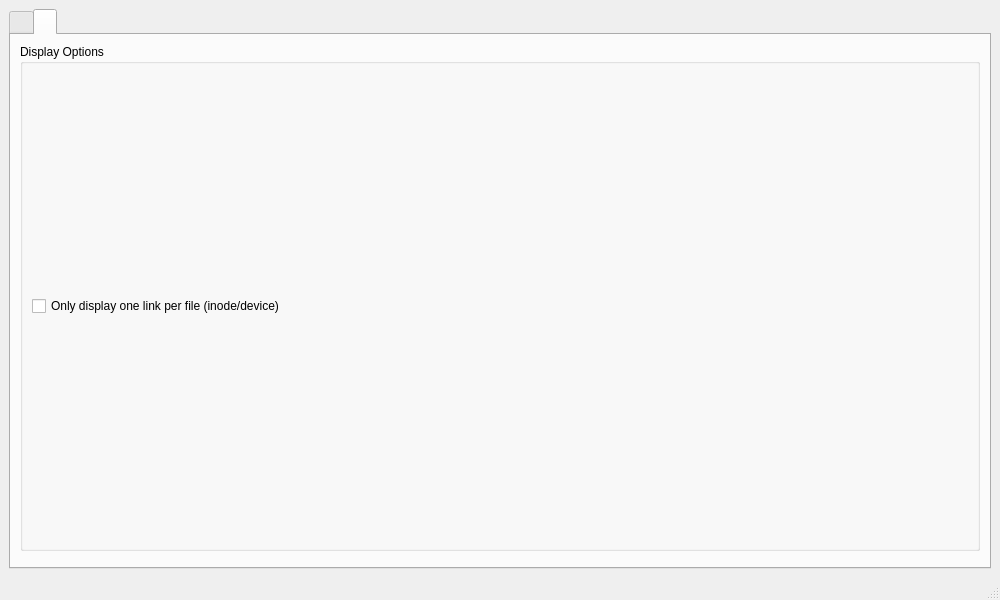
Jake-Andrews/NDVDetector, file src/MainWindow.ui: the form before one commit.
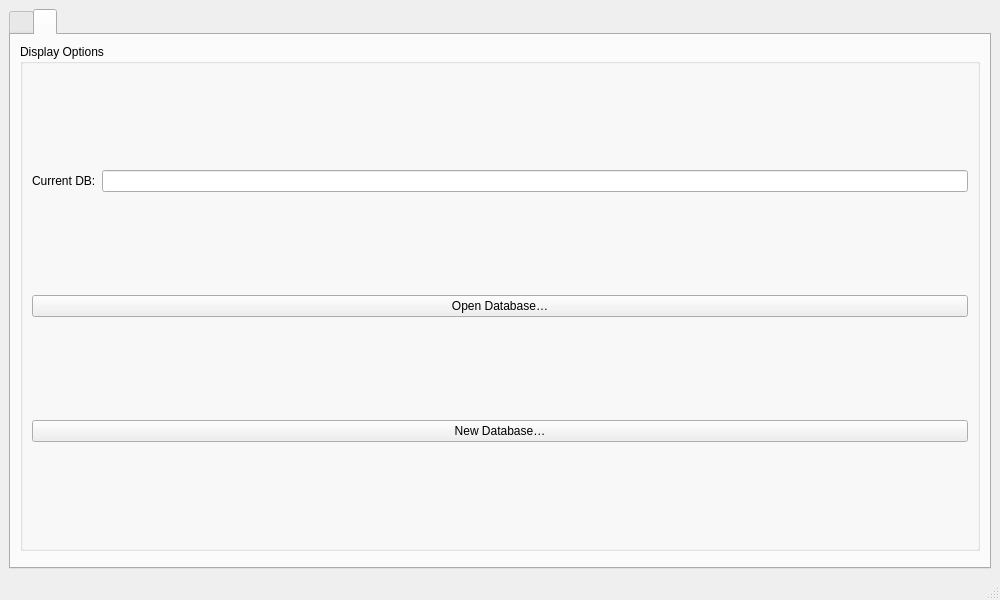
The form after the commit. The open tabs and pages were chosen to show the change.

Commit message: The state of near duplicate video groups is now stored in the DB. The use of 'open database' or 'new database' buttons now loads the near duplicate video groups onto the UI.

```diff
--- a/src/MainWindow.ui
+++ b/src/MainWindow.ui
@@ -163,9 +163,32 @@
           </property>
           <layout class="QVBoxLayout" name="displaySettingsLayout">
            <item>
-            <widget class="QCheckBox" name="singleLinkCheckBox">
+              <layout class="QHBoxLayout" name="dbStatusLayout">
+                <item>
+                  <widget class="QLabel" name="currentDbLabel">
              <property name="text">
-              <string>Only display one link per file (inode/device)</string>
+                      <string>Current DB:</string>
+                    </property>
+                  </widget>
+                </item>
+                <item>
+                  <widget class="QLineEdit" name="currentDbLineEdit">
+                    <property name="readOnly"><bool>true</bool></property>
+                  </widget>
+                </item>
+              </layout>
+            </item>
+            <item>
+            <!-- load DB button -->
+             <widget class="QPushButton" name="loadDbButton">
+              <property name="text"><string>Open Database…</string></property>
+             </widget>
+            </item>
+            <item>
+            <!-- new DB button -->
+             <widget class="QPushButton" name="newDbButton">
+              <property name="text">
+               <string>New Database…</string>
              </property>
             </widget>
            </item>
```
Left out of the diff: 1 changed line with no effect on the pictures. Lines whose indentation alone changed are shown as unchanged. The commit also changes 12 other files.
